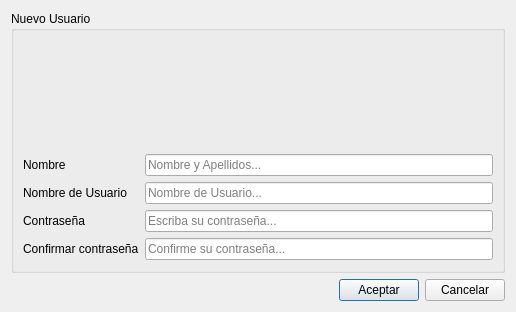
Old version of the form RumbaBurger/form_user.ui in the repository yordanlp/RumbaBurger.
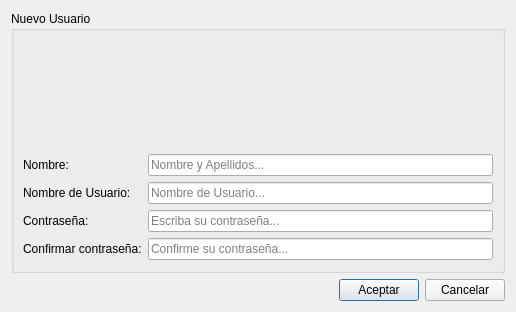
New version of the form. Icons and pictures are not drawn.

```diff
--- a/RumbaBurger/form_user.ui
+++ b/RumbaBurger/form_user.ui
@@ -61,7 +61,7 @@
         <item row="0" column="0">
          <widget class="QLabel" name="label">
           <property name="text">
-           <string>Nombre</string>
+           <string>Nombre:</string>
           </property>
          </widget>
         </item>
@@ -75,7 +75,7 @@
         <item row="1" column="0">
          <widget class="QLabel" name="label_2">
           <property name="text">
-           <string>Nombre de Usuario</string>
+           <string>Nombre de Usuario:</string>
           </property>
          </widget>
         </item>
@@ -89,7 +89,7 @@
         <item row="2" column="0">
          <widget class="QLabel" name="label_3">
           <property name="text">
-           <string>Contraseña</string>
+           <string>Contraseña:</string>
           </property>
          </widget>
         </item>
@@ -106,7 +106,7 @@
         <item row="3" column="0">
          <widget class="QLabel" name="label_4">
           <property name="text">
-           <string>Confirmar contraseña</string>
+           <string>Confirmar contraseña:</string>
           </property>
          </widget>
         </item>
```
